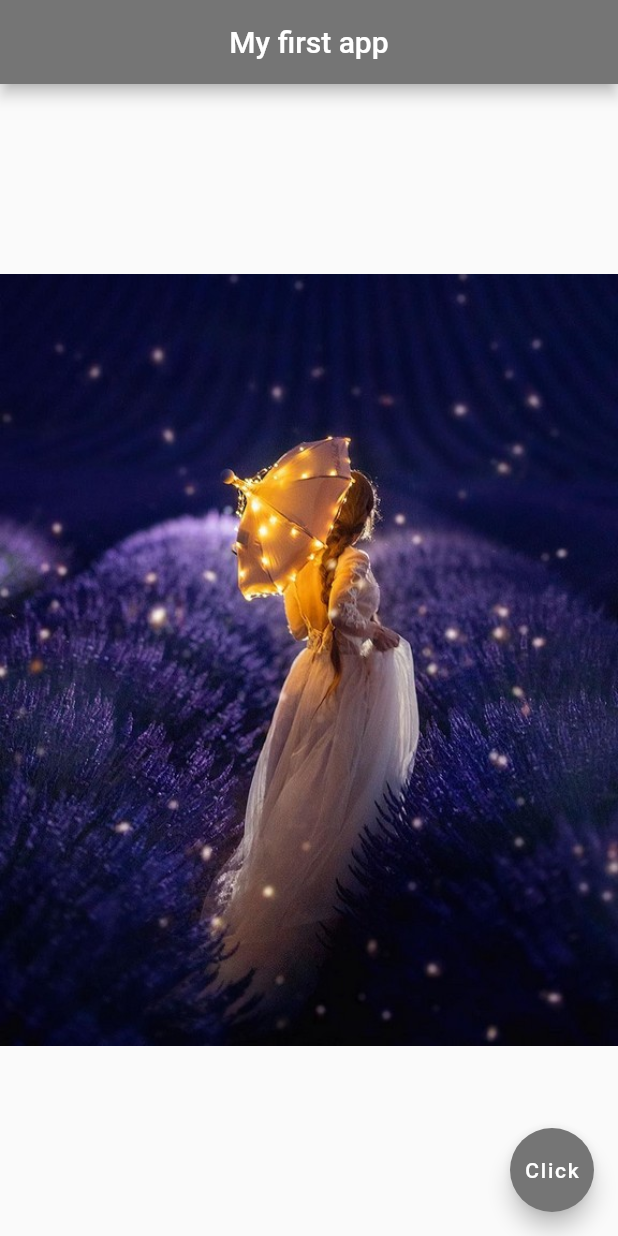
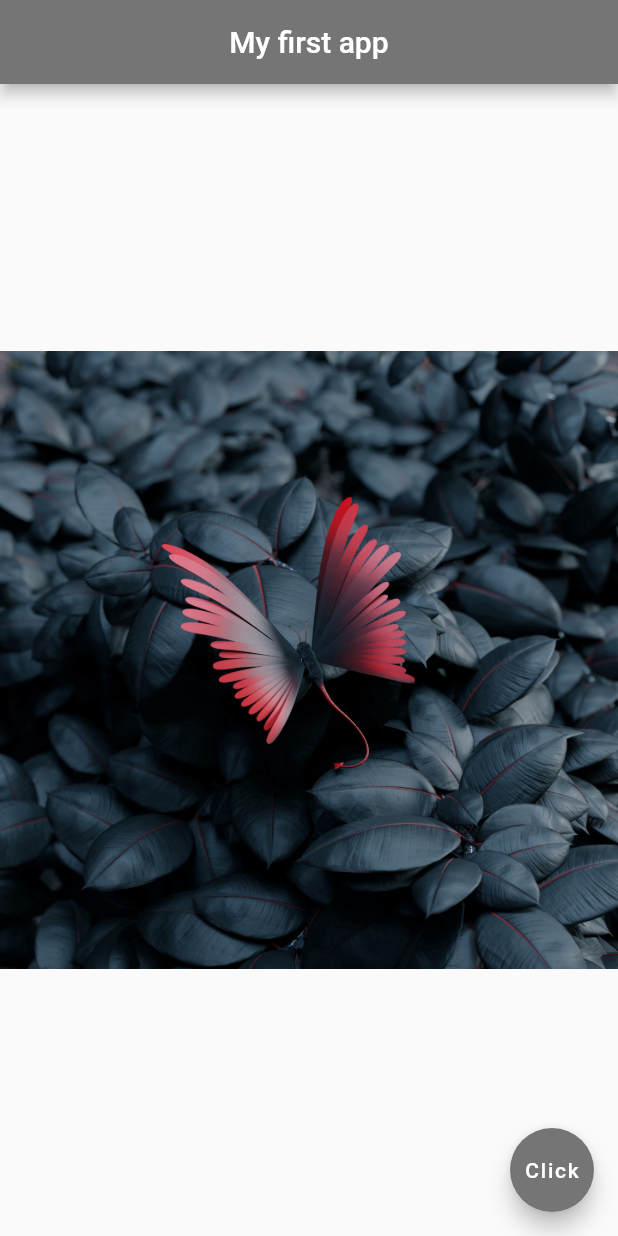
Before and after one commit to Sweta-Das/Flutter-1stApp, a Flutter app: the screen it shows after launch, on a phone screen of 412 x 824 dp. Run offline on Flutter 3.47's test engine with Material 2 defaults, Android fonts, the phone set to English and light mode, and no system bars.

Commit message:
Shortcut Keys for inserting image

```diff
--- a/lib/main.dart
+++ b/lib/main.dart
@@ -19,9 +19,8 @@ class Home extends StatelessWidget {
         backgroundColor: Colors.grey[600],
       ),
       body: Center(
-        child: Image(
-          image: AssetImage('Assets/pic.jpg'),
-        )
+        child: Image.asset('Assets/wallpaper.jpeg')
+            // Also Image.network('https://mobimg.b-cdn.net/v3/fetch/05/05eeb93a2e41734ecb6044146351f11e.jpeg')
       ),
       floatingActionButton: FloatingActionButton(
         onPressed: (){},
```
